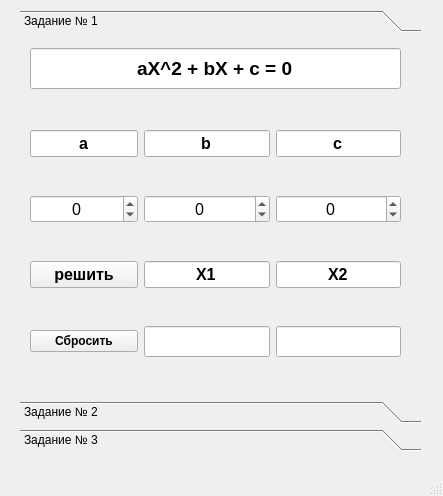
Old version of the form work-1/mainwindow.ui in the repository Karenfen/SimpleTextEditor.
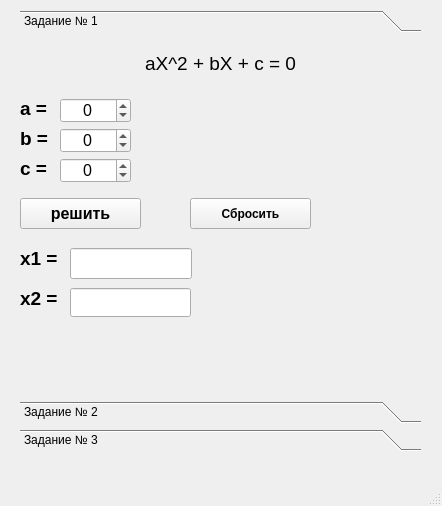
New version of the form. The open tabs and pages were chosen to show the change.

Commit message: выполнено задание №3 + визуальные правки

What changed in the file:
```diff
--- a/work-1/mainwindow.ui
+++ b/work-1/mainwindow.ui
@@ -6,8 +6,8 @@
    <rect>
     <x>0</x>
     <y>0</y>
-    <width>443</width>
-    <height>496</height>
+    <width>442</width>
+    <height>506</height>
    </rect>
   </property>
   <property name="windowTitle">
@@ -38,333 +38,319 @@
      <attribute name="label">
       <string>Задание № 1</string>
      </attribute>
-     <widget class="QLineEdit" name="task1_lineEdit_equation">
+     <widget class="QSpinBox" name="task1_ensert_a">
       <property name="geometry">
        <rect>
-        <x>10</x>
-        <y>10</y>
-        <width>371</width>
-        <height>41</height>
+        <x>40</x>
+        <y>60</y>
+        <width>71</width>
+        <height>25</height>
        </rect>
       </property>
       <property name="font">
        <font>
-        <pointsize>14</pointsize>
-        <weight>75</weight>
-        <italic>false</italic>
-        <bold>true</bold>
-        <underline>false</underline>
-        <stylestrategy>PreferAntialias</stylestrategy>
-        <kerning>true</kerning>
+        <pointsize>12</pointsize>
        </font>
       </property>
-      <property name="mouseTracking">
-       <bool>false</bool>
-      </property>
-      <property name="layoutDirection">
-       <enum>Qt::RightToLeft</enum>
+      <property name="toolTipDuration">
+       <number>-1</number>
       </property>
       <property name="autoFillBackground">
        <bool>false</bool>
       </property>
+      <property name="alignment">
+       <set>Qt::AlignCenter</set>
+      </property>
+      <property name="minimum">
+       <number>-1000</number>
+      </property>
+      <property name="maximum">
+       <number>1000</number>
+      </property>
+     </widget>
+     <widget class="QSpinBox" name="task1_ensert_b">
+      <property name="geometry">
+       <rect>
+        <x>40</x>
+        <y>90</y>
+        <width>71</width>
+        <height>25</height>
+       </rect>
+      </property>
+      <property name="font">
+       <font>
+        <pointsize>12</pointsize>
+       </font>
+      </property>
+      <property name="alignment">
+       <set>Qt::AlignCenter</set>
+      </property>
+      <property name="minimum">
+       <number>-1000</number>
+      </property>
+      <property name="maximum">
+       <number>1000</number>
+      </property>
+     </widget>
+     <widget class="QSpinBox" name="task1_ensert_c">
+      <property name="geometry">
+       <rect>
+        <x>40</x>
+        <y>120</y>
+        <width>71</width>
+        <height>25</height>
+       </rect>
+      </property>
+      <property name="font">
+       <font>
+        <pointsize>12</pointsize>
+       </font>
+      </property>
+      <property name="alignment">
+       <set>Qt::AlignCenter</set>
+      </property>
+      <property name="minimum">
+       <number>-1000</number>
+      </property>
+      <property name="maximum">
+       <number>1000</number>
+      </property>
+     </widget>
+     <widget class="QLineEdit" name="task1_answer_x1">
+      <property name="geometry">
+       <rect>
+        <x>50</x>
+        <y>210</y>
+        <width>122</width>
+        <height>31</height>
+       </rect>
+      </property>
+      <property name="font">
+       <font>
+        <pointsize>14</pointsize>
+        <weight>50</weight>
+        <bold>false</bold>
+       </font>
+      </property>
+      <property name="inputMethodHints">
+       <set>Qt::ImhNone</set>
+      </property>
+      <property name="inputMask">
+       <string/>
+      </property>
+      <property name="alignment">
+       <set>Qt::AlignCenter</set>
+      </property>
+      <property name="dragEnabled">
+       <bool>false</bool>
+      </property>
+      <property name="readOnly">
+       <bool>true</bool>
+      </property>
+      <property name="clearButtonEnabled">
+       <bool>false</bool>
+      </property>
+     </widget>
+     <widget class="QLineEdit" name="task1_answer_x2">
+      <property name="geometry">
+       <rect>
+        <x>50</x>
+        <y>250</y>
+        <width>121</width>
+        <height>29</height>
+       </rect>
+      </property>
+      <property name="font">
+       <font>
+        <pointsize>14</pointsize>
+        <weight>50</weight>
+        <bold>false</bold>
+       </font>
+      </property>
+      <property name="inputMethodHints">
+       <set>Qt::ImhNone</set>
+      </property>
+      <property name="alignment">
+       <set>Qt::AlignCenter</set>
+      </property>
+      <property name="readOnly">
+       <bool>true</bool>
+      </property>
+     </widget>
+     <widget class="QPushButton" name="task1_pushButton_solve">
+      <property name="geometry">
+       <rect>
+        <x>0</x>
+        <y>160</y>
+        <width>121</width>
+        <height>31</height>
+       </rect>
+      </property>
+      <property name="minimumSize">
+       <size>
+        <width>0</width>
+        <height>0</height>
+       </size>
+      </property>
+      <property name="font">
+       <font>
+        <family>MS UI Gothic</family>
+        <pointsize>12</pointsize>
+        <weight>75</weight>
+        <bold>true</bold>
+       </font>
+      </property>
+      <property name="text">
+       <string>решить</string>
+      </property>
+      <property name="iconSize">
+       <size>
+        <width>16</width>
+        <height>16</height>
+       </size>
+      </property>
+     </widget>
+     <widget class="QPushButton" name="task1_pushButton_clear">
+      <property name="geometry">
+       <rect>
+        <x>170</x>
+        <y>160</y>
+        <width>121</width>
+        <height>31</height>
+       </rect>
+      </property>
+      <property name="font">
+       <font>
+        <family>MS UI Gothic</family>
+        <pointsize>9</pointsize>
+        <weight>75</weight>
+        <bold>true</bold>
+       </font>
+      </property>
+      <property name="text">
+       <string>Сбросить</string>
+      </property>
+     </widget>
+     <widget class="QLabel" name="task1_label">
+      <property name="geometry">
+       <rect>
+        <x>0</x>
+        <y>10</y>
+        <width>401</width>
+        <height>31</height>
+       </rect>
+      </property>
+      <property name="font">
+       <font>
+        <pointsize>14</pointsize>
+       </font>
+      </property>
       <property name="text">
        <string>aX^2 + bX + c = 0</string>
       </property>
       <property name="alignment">
        <set>Qt::AlignCenter</set>
       </property>
-      <property name="readOnly">
-       <bool>true</bool>
-      </property>
      </widget>
-     <widget class="QWidget" name="gridLayoutWidget">
+     <widget class="QLabel" name="task1_label_a">
       <property name="geometry">
        <rect>
-        <x>10</x>
+        <x>0</x>
         <y>60</y>
-        <width>371</width>
-        <height>291</height>
+        <width>41</width>
+        <height>21</height>
        </rect>
       </property>
-      <layout class="QGridLayout" name="gridLayout">
-       <item row="4" column="2">
-        <widget class="QLineEdit" name="task1_lineEdit_x2">
-         <property name="font">
-          <font>
-           <pointsize>12</pointsize>
-           <weight>75</weight>
-           <bold>true</bold>
-          </font>
-         </property>
-         <property name="text">
-          <string>X2</string>
-         </property>
-         <property name="alignment">
-          <set>Qt::AlignCenter</set>
-         </property>
-         <property name="readOnly">
-          <bool>true</bool>
-         </property>
-        </widget>
-       </item>
-       <item row="5" column="1">
-        <widget class="QLineEdit" name="task1_answer_x1">
-         <property name="font">
-          <font>
-           <pointsize>14</pointsize>
-           <weight>50</weight>
-           <bold>false</bold>
-          </font>
-         </property>
-         <property name="inputMethodHints">
-          <set>Qt::ImhNone</set>
-         </property>
-         <property name="inputMask">
-          <string/>
-         </property>
-         <property name="alignment">
-          <set>Qt::AlignCenter</set>
-         </property>
-         <property name="dragEnabled">
-          <bool>false</bool>
-         </property>
-         <property name="readOnly">
-          <bool>true</bool>
-         </property>
-         <property name="clearButtonEnabled">
-          <bool>false</bool>
-         </property>
-        </widget>
-       </item>
-       <item row="2" column="2">
-        <widget class="QSpinBox" name="task1_ensert_c">
-         <property name="font">
-          <font>
-           <pointsize>12</pointsize>
-          </font>
-         </property>
-         <property name="alignment">
-          <set>Qt::AlignCenter</set>
-         </property>
-         <property name="minimum">
-          <number>-1000</number>
-         </property>
-         <property name="maximum">
-          <number>1000</number>
-         </property>
-        </widget>
-       </item>
-       <item row="4" column="1">
-        <widget class="QLineEdit" name="task1_lineEdit_x1">
-         <property name="font">
-          <font>
-           <pointsize>12</pointsize>
-           <weight>75</weight>
-           <italic>false</italic>
-           <bold>true</bold>
-           <underline>false</underline>
-          </font>
-         </property>
-         <property name="text">
-          <string>X1</string>
-         </property>
-         <property name="alignment">
-          <set>Qt::AlignCenter</set>
-         </property>
-         <property name="readOnly">
-          <bool>true</bool>
-         </property>
-        </widget>
-       </item>
-       <item row="1" column="1">
-        <widget class="QLineEdit" name="task1_lineEdit_b">
-         <property name="sizePolicy">
-          <sizepolicy hsizetype="Expanding" vsizetype="Fixed">
-           <horstretch>0</horstretch>
-           <verstretch>0</verstretch>
-          </sizepolicy>
-         </property>
-         <property name="font">
-          <font>
-           <pointsize>12</pointsize>
-           <weight>75</weight>
-           <bold>true</bold>
-          </font>
-         </property>
-         <property name="text">
-          <string>b</string>
-         </property>
-         <property name="alignment">
-          <set>Qt::AlignCenter</set>
-         </property>
-         <property name="readOnly">
-          <bool>true</bool>
-         </property>
-        </widget>
-       </item>
-       <item row="5" column="2">
-        <widget class="QLineEdit" name="task1_answer_x2">
-         <property name="font">
-          <font>
-           <pointsize>14</pointsize>
-           <weight>50</weight>
-           <bold>false</bold>
-          </font>
-         </property>
-         <property name="inputMethodHints">
-          <set>Qt::ImhNone</set>
-         </property>
-         <property name="alignment">
-          <set>Qt::AlignCenter</set>
-         </property>
-         <property name="readOnly">
-          <bool>true</bool>
-         </property>
-        </widget>
-       </item>
-       <item row="1" column="0">
-        <widget class="QLineEdit" name="task1_lineEdit_a">
-         <property name="font">
-          <font>
-           <pointsize>12</pointsize>
-           <weight>75</weight>
-           <bold>true</bold>
-          </font>
-         </property>
-         <property name="layoutDirection">
-          <enum>Qt::LeftToRight</enum>
-         </property>
-         <property name="autoFillBackground">
-          <bool>false</bool>
-         </property>
-         <property name="text">
-          <string>a</string>
-         </property>
-         <property name="cursorPosition">
-          <number>1</number>
-         </property>
-         <property name="alignment">
-          <set>Qt::AlignCenter</set>
-         </property>
-         <property name="readOnly">
-          <bool>true</bool>
-         </property>
-        </widget>
-       </item>
-       <item row="2" column="1">
-        <widget class="QSpinBox" name="task1_ensert_b">
-         <property name="font">
-          <font>
-           <pointsize>12</pointsize>
-          </font>
-         </property>
-         <property name="alignment">
-          <set>Qt::AlignCenter</set>
-         </property>
-         <property name="minimum">
-          <number>-1000</number>
-         </property>
-         <property name="maximum">
-          <number>1000</number>
-         </property>
-        </widget>
-       </item>
-       <item row="1" column="2">
-        <widget class="QLineEdit" name="task1_lineEdit_c">
-         <property name="sizePolicy">
-          <sizepolicy hsizetype="Expanding" vsizetype="Fixed">
-           <horstretch>0</horstretch>
-           <verstretch>0</verstretch>
-          </sizepolicy>
-         </property>
-         <property name="font">
-          <font>
-           <pointsize>12</pointsize>
-           <weight>75</weight>
-           <bold>true</bold>
-          </font>
-         </property>
-         <property name="autoFillBackground">
-          <bool>false</bool>
-         </property>
-         <property name="text">
-          <string>c</string>
-         </property>
-         <property name="alignment">
-          <set>Qt::AlignCenter</set>
-         </property>
-         <property name="readOnly">
-          <bool>true</bool>
-         </property>
-        </widget>
-       </item>
-       <item row="2" column="0">
-        <widget class="QSpinBox" name="task1_ensert_a">
-         <property name="font">
-          <font>
-           <pointsize>12</pointsize>
-          </font>
-         </property>
-         <property name="toolTipDuration">
-          <number>-1</number>
-         </property>
-         <property name="autoFillBackground">
-          <bool>false</bool>
-         </property>
-         <property name="alignment">
-          <set>Qt::AlignCenter</set>
-         </property>
-         <property name="minimum">
-          <number>-1000</number>
-         </property>
-         <property name="maximum">
-          <number>1000</number>
-         </property>
-        </widget>
-       </item>
-       <item row="4" column="0">
-        <widget class="QPushButton" name="task1_pushButton_solve">
-         <property name="minimumSize">
-          <size>
-           <width>0</width>
-           <height>0</height>
-          </size>
-         </property>
-         <property name="font">
-          <font>
-           <family>MS UI Gothic</family>
-           <pointsize>12</pointsize>
-           <weight>75</weight>
-           <bold>true</bold>
-          </font>
-         </property>
-         <property name="text">
-          <string>решить</string>
-         </property>
-         <property name="iconSize">
-          <size>
-           <width>16</width>
-           <height>16</height>
-          </size>
-         </property>
-        </widget>
-       </item>
-       <item row="5" column="0">
-        <widget class="QPushButton" name="task1_pushButton_clear">
-         <property name="font">
-          <font>
-           <family>MS UI Gothic</family>
-           <pointsize>9</pointsize>
-           <weight>75</weight>
-           <bold>true</bold>
-          </font>
-         </property>
-         <property name="text">
-          <string>Сбросить</string>
-         </property>
-        </widget>
-       </item>
-      </layout>
+      <property name="font">
+       <font>
+        <pointsize>14</pointsize>
+        <weight>75</weight>
+        <bold>true</bold>
+       </font>
+      </property>
+      <property name="text">
+       <string>a =</string>
+      </property>
+     </widget>
+     <widget class="QLabel" name="task1_label_b">
+      <property name="geometry">
+       <rect>
+        <x>0</x>
+        <y>90</y>
+        <width>41</width>
+        <height>21</height>
+       </rect>
+      </property>
+      <property name="font">
+       <font>
+        <pointsize>14</pointsize>
+        <weight>75</weight>
+        <bold>true</bold>
+       </font>
+      </property>
+      <property name="text">
+       <string>b =</string>
+      </property>
+     </widget>
+     <widget class="QLabel" name="task1_label_x1">
+      <property name="geometry">
+       <rect>
+        <x>0</x>
+        <y>210</y>
+        <width>51</width>
+        <height>21</height>
+       </rect>
+      </property>
+      <property name="font">
+       <font>
+        <pointsize>14</pointsize>
+        <weight>75</weight>
+        <bold>true</bold>
+       </font>
+      </property>
+      <property name="text">
+       <string>x1 =</string>
+      </property>
+     </widget>
+     <widget class="QLabel" name="task1_label_x2">
+      <property name="geometry">
+       <rect>
+        <x>0</x>
+        <y>250</y>
+        <width>51</width>
+        <height>21</height>
+       </rect>
+      </property>
+      <property name="font">
+       <font>
+        <pointsize>14</pointsize>
+        <weight>75</weight>
+        <bold>true</bold>
+       </font>
+      </property>
+      <property name="text">
+       <string>x2 =</string>
+      </property>
+     </widget>
+     <widget class="QLabel" name="task1_label_c">
+      <property name="geometry">
+       <rect>
+        <x>0</x>
+        <y>120</y>
+        <width>41</width>
+        <height>21</height>
+       </rect>
+      </property>
+      <property name="font">
+       <font>
+        <pointsize>14</pointsize>
+        <weight>75</weight>
+        <bold>true</bold>
+       </font>
+      </property>
+      <property name="text">
+       <string>c =</string>
+      </property>
      </widget>
     </widget>
     <widget class="QWidget" name="page_2">
```
Left out of the diff: 406 changed lines with no effect on the pictures. The commit also changes 2 other files.
